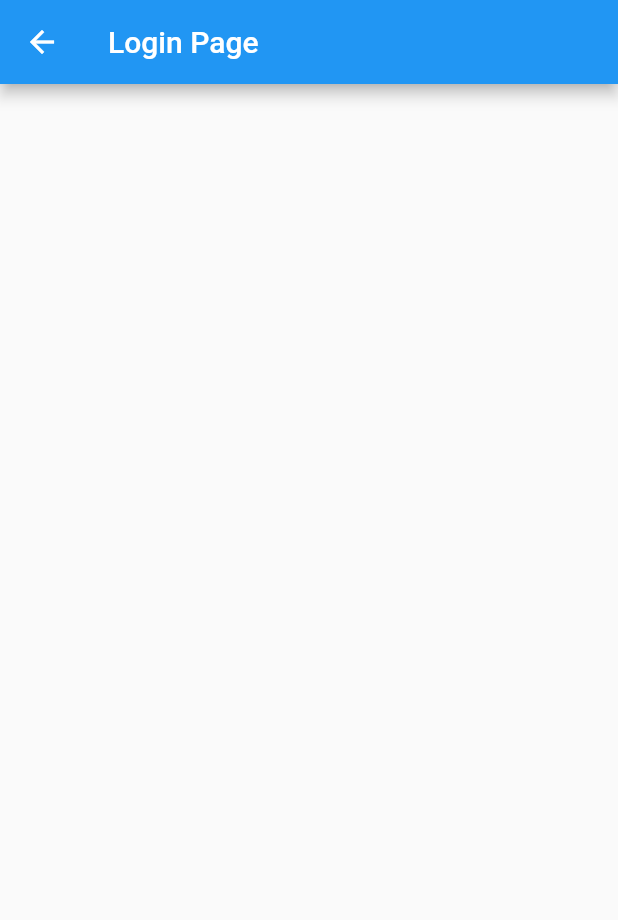
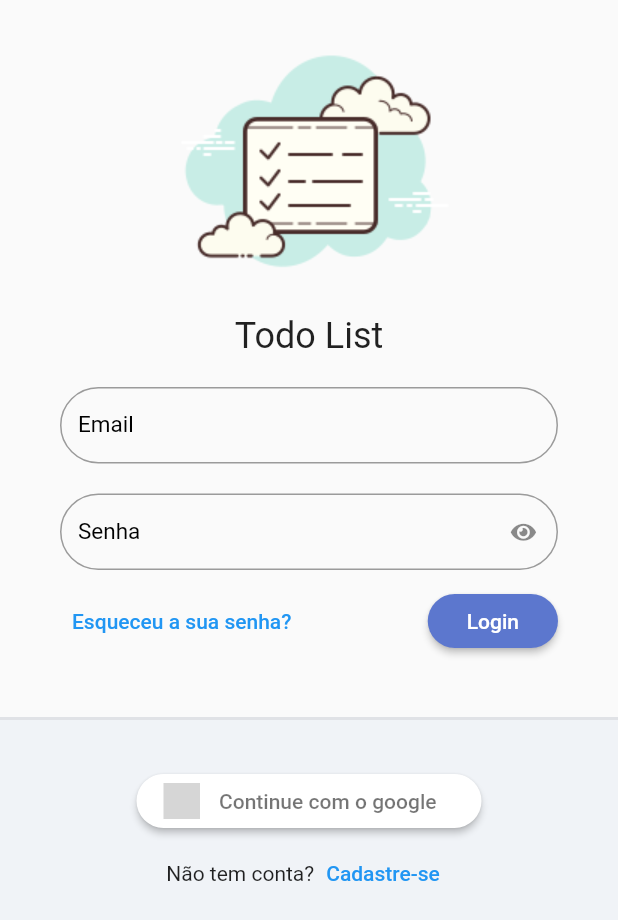
Before and after one commit to luksdemello/todo_list, a Flutter app: the screen it shows after launch, on a phone screen of 412 x 824 dp. Shown: the top 920 px of the screen. Run offline on Flutter 3.47's test engine with Material 2 defaults, Android fonts, the phone set to English and light mode, and no system bars; our stand-ins replace flutter_signin_button, google_fonts, sqflite, synchronized; accounts and stored records are empty; Roboto replaces fonts that are missing (Mandali); grey boxes are pictures that could not be loaded.

Commit message:
feat: layout login page

```diff
--- a/lib/app/modules/auth/login/login_page.dart
+++ b/lib/app/modules/auth/login/login_page.dart
@@ -1,4 +1,7 @@
 import 'package:flutter/material.dart';
+import 'package:flutter_signin_button/flutter_signin_button.dart';
+import 'package:todo_list/app/core/widgets/todo_list_field.dart';
+import 'package:todo_list/app/core/widgets/todo_list_logo.dart';
 
 class LoginPage extends StatelessWidget {
   const LoginPage({Key? key}) : super(key: key);
@@ -6,10 +9,118 @@ class LoginPage extends StatelessWidget {
   @override
   Widget build(BuildContext context) {
     return Scaffold(
-      appBar: AppBar(
-        title: const Text('Login Page'),
+      body: LayoutBuilder(
+        builder: (context, constraints) {
+          return SingleChildScrollView(
+            child: ConstrainedBox(
+              constraints: BoxConstraints(
+                minHeight: constraints.maxHeight,
+                minWidth: constraints.maxWidth,
+              ),
+              child: IntrinsicHeight(
+                child: Column(
+                  mainAxisSize: MainAxisSize.min,
+                  children: [
+                    const SizedBox(
+                      height: 10,
+                    ),
+                    const TodoListLogo(),
+                    Padding(
+                      padding: const EdgeInsets.symmetric(
+                        horizontal: 40,
+                        vertical: 20,
+                      ),
+                      child: Form(
+                        child: Column(
+                          children: [
+                            TodoListField(
+                              label: 'Email',
+                            ),
+                            const SizedBox(
+                              height: 20,
+                            ),
+                            TodoListField(
+                              label: 'Senha',
+                              obscureText: true,
+                            ),
+                            const SizedBox(
+                              height: 10,
+                            ),
+                            Row(
+                              mainAxisAlignment: MainAxisAlignment.spaceBetween,
+                              children: [
+                                TextButton(
+                                  onPressed: () {},
+                                  child: const Text('Esqueceu a sua senha?'),
+                                ),
+                                ElevatedButton(
+                                  onPressed: () {},
+                                  style: ElevatedButton.styleFrom(
+                                    shape: RoundedRectangleBorder(
+                                      borderRadius: BorderRadius.circular(20),
+                                    ),
+                                  ),
+                                  child: const Padding(
+                                    padding: EdgeInsets.all(10),
+                                    child: Text('Login'),
+                                  ),
+                                )
+                              ],
+                            )
+                          ],
+                        ),
+                      ),
+                    ),
+                    const SizedBox(
+                      height: 20,
+                    ),
+                    Expanded(
+                      child: Container(
+                        decoration: BoxDecoration(
+                          color: const Color(0xffF0F3F7),
+                          border: Border(
+                            top: BorderSide(
+                              width: 2,
+                              color: Colors.grey.withAlpha(50),
+                            ),
+                          ),
+                        ),
+                        child: Column(
+                          children: [
+                            const SizedBox(
+                              height: 30,
+                            ),
+                            SignInButton(
+                              Buttons.Google,
+                              text: 'Continue com o google',
+                              padding: const EdgeInsets.all(5),
+                              shape: OutlineInputBorder(
+                                borderRadius: BorderRadius.circular(30),
+                                borderSide: BorderSide.none,
+                              ),
+                              onPressed: () {},
+                            ),
+                            Row(
+                              mainAxisAlignment: MainAxisAlignment.center,
+                              children: [
+                                const Text('Não tem conta?'),
+                                TextButton(
+                                  onPressed: () {},
+                                  child: const Text('Cadastre-se'),
+                                )
+                              ],
+                            ),
+                          ],
+                        ),
+                      ),
+                    )
+                  ],
+                ),
+              ),
+            ),
+          );
+        },
       ),
-      body: Container(),
     );
   }
 }
```
